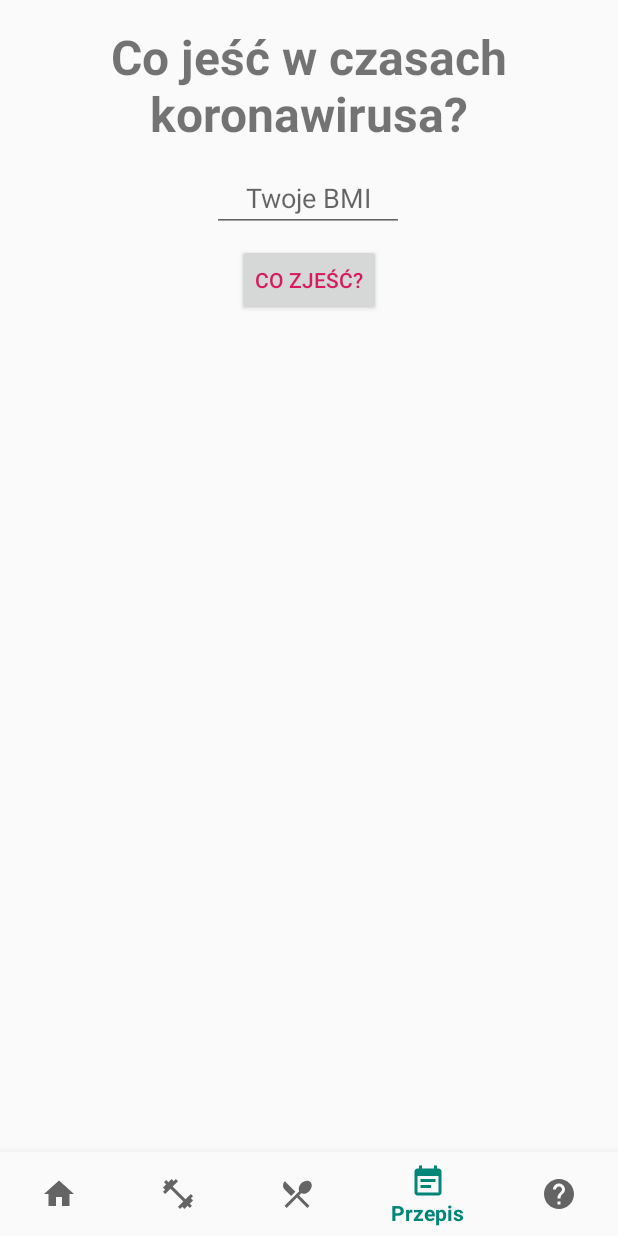
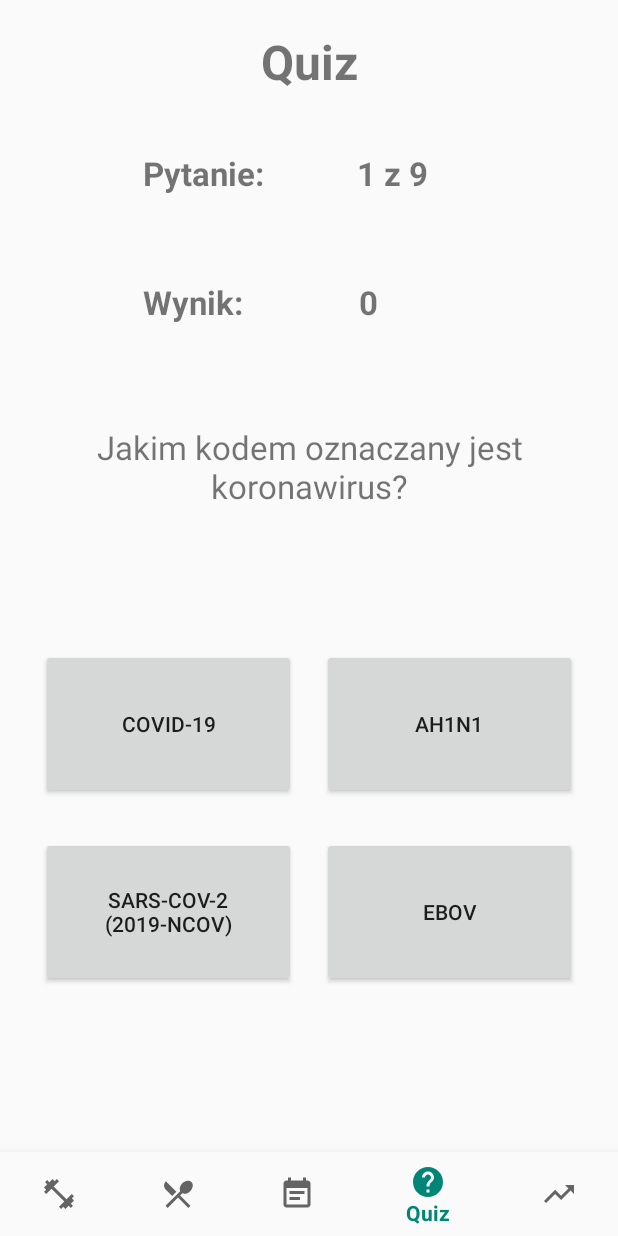
Before and after one commit to KatarzynaHawliczek/PAMO_repozytorium, an Android app: the screen it shows after launch (MainActivity), item 4 of the bottom bar chosen, on a phone screen of 412 x 824 dp. Run offline under Robolectric (Android 15) with nearby library versions, the phone set to English and light mode, and no system bars.

Commit message:
lab03 - BMI calculator v3.2

```diff
--- a/app/src/main/AndroidManifest.xml
+++ b/app/src/main/AndroidManifest.xml
@@ -1,6 +1,8 @@
 <?xml version="1.0" encoding="utf-8"?>
 <manifest xmlns:android="http://schemas.android.com/apk/res/android"
     package="com.example.bmicalculator">
+
+    <uses-permission android:name="android.permission.INTERNET" />
 
     <application
         android:allowBackup="true"
--- a/app/src/main/java/com/example/bmicalculator/MainActivity.java
+++ b/app/src/main/java/com/example/bmicalculator/MainActivity.java
@@ -13,6 +13,7 @@ public class MainActivity extends AppCompatActivity {
 
     @Override
     protected void onCreate(Bundle savedInstanceState) {
+
         super.onCreate(savedInstanceState);
         setContentView(R.layout.activity_main);
 
@@ -32,9 +33,6 @@ public class MainActivity extends AppCompatActivity {
                     Fragment selectedFragment = null;
 
                     switch (item.getItemId()) {
-                        case R.id.startNav:
-                            selectedFragment = new StartFragment();
-                            break;
                         case R.id.bmiNav:
                             selectedFragment = new BmiFragment();
                             break;
@@ -46,6 +44,9 @@ public class MainActivity extends AppCompatActivity {
                             break;
                         case R.id.quizNav:
                             selectedFragment = new QuizFragment();
+                            break;
+                        case R.id.statNav:
+                            selectedFragment = new StatisticFragment();
                     }
 
                     getSupportFragmentManager().beginTransaction().replace(R.id.fragment_container,
--- a/app/src/main/java/com/example/bmicalculator/StartFragment.java
+++ b/app/src/main/java/com/example/bmicalculator/StartFragment.java
@@ -13,6 +13,7 @@ public class StartFragment extends Fragment {
     @Nullable
     @Override
     public View onCreateView(LayoutInflater inflater, @Nullable ViewGroup container, @Nullable Bundle savedInstanceState) {
+
         return inflater.inflate(R.layout.fragment_start, container, false);
     }
 
--- /dev/null
+++ b/app/src/main/res/drawable/ic_stat_black_24dp.xml
@@ -0,0 +1,9 @@
+<vector xmlns:android="http://schemas.android.com/apk/res/android"
+        android:width="24dp"
+        android:height="24dp"
+        android:viewportWidth="24.0"
+        android:viewportHeight="24.0">
+    <path
+        android:fillColor="#FF000000"
+        android:pathData="M16,6l2.29,2.29 -4.88,4.88 -4,-4L2,16.59 3.41,18l6,-6 4,4 6.3,-6.29L22,12V6z"/>
+</vector>
--- a/app/src/main/res/layout/fragment_food.xml
+++ b/app/src/main/res/layout/fragment_food.xml
@@ -1,7 +1,6 @@
 <?xml version="1.0" encoding="utf-8"?>
 <androidx.constraintlayout.widget.ConstraintLayout xmlns:android="http://schemas.android.com/apk/res/android"
     xmlns:app="http://schemas.android.com/apk/res-auto"
-    xmlns:tools="http://schemas.android.com/tools"
     android:layout_width="match_parent"
     android:layout_height="match_parent">
 
--- a/app/src/main/res/menu/bottom_nav.xml
+++ b/app/src/main/res/menu/bottom_nav.xml
@@ -1,11 +1,6 @@
 <menu xmlns:android="http://schemas.android.com/apk/res/android"
     xmlns:tools="http://schemas.android.com/tools"
     tools:context="com.example.bmicalculator.MainActivity">
-
-    <item
-        android:id="@+id/startNav"
-        android:icon="@drawable/ic_start_black_24dp"
-        android:title="@string/navStart" />
 
     <item
         android:id="@+id/bmiNav"
@@ -27,4 +22,9 @@
         android:icon="@drawable/ic_quiz_black_24dp"
         android:title="@string/navQuiz"/>
 
+    <item
+        android:id="@+id/statNav"
+        android:icon="@drawable/ic_stat_black_24dp"
+        android:title="@string/navStatystyki"/>
+
 </menu>
--- a/app/src/main/res/values/strings.xml
+++ b/app/src/main/res/values/strings.xml
@@ -1,10 +1,11 @@
-<resources>
+<resources xmlns:tools="http://schemas.android.com/tools">
 <string name="app_name">Kalkulator BMI</string>
 
 <string name="tytulBmi">Kalkulator BMI</string>
 <string name="tytulCalories">Dzienne zapotrzebowanie kaloryczne</string>
 <string name="tytulFood">Co jeść w czasach koronawirusa?</string>
 <string name="tytulQuiz">Quiz</string>
+<string name="tytulStatistics">Statystyki zachorowań</string>
 
 <string name="potrawa1">Pancakes z nutellą!!!</string>
 <string name="przepis1">Do miski wsyp mąkę, proszek do pieczenia, a także dodaj jajko, mleko, cukier puder i olej. Zmiksuj wszystkie składniki przez
@@ -91,6 +92,7 @@
 <string name="navKalorie">Kalorie</string>
 <string name="navPrzepis">Przepis</string>
 <string name="navQuiz">Quiz</string>
+<string name="navStatystyki">Statystyki zachorowań</string>
 
 <string name="pyt1">Jakim kodem oznaczany jest koronawirus?</string>
 <string name="pyt2">Jak nazywa się choroba, wywoływana przez koronawirusa?</string>
```
Also changed, not shown: app/src/main/java/com/example/bmicalculator/StatisticFragment.java (added, +78 -0 lines), app/src/main/res/layout/fragment_statistic.xml (added, +35 -0 lines).
